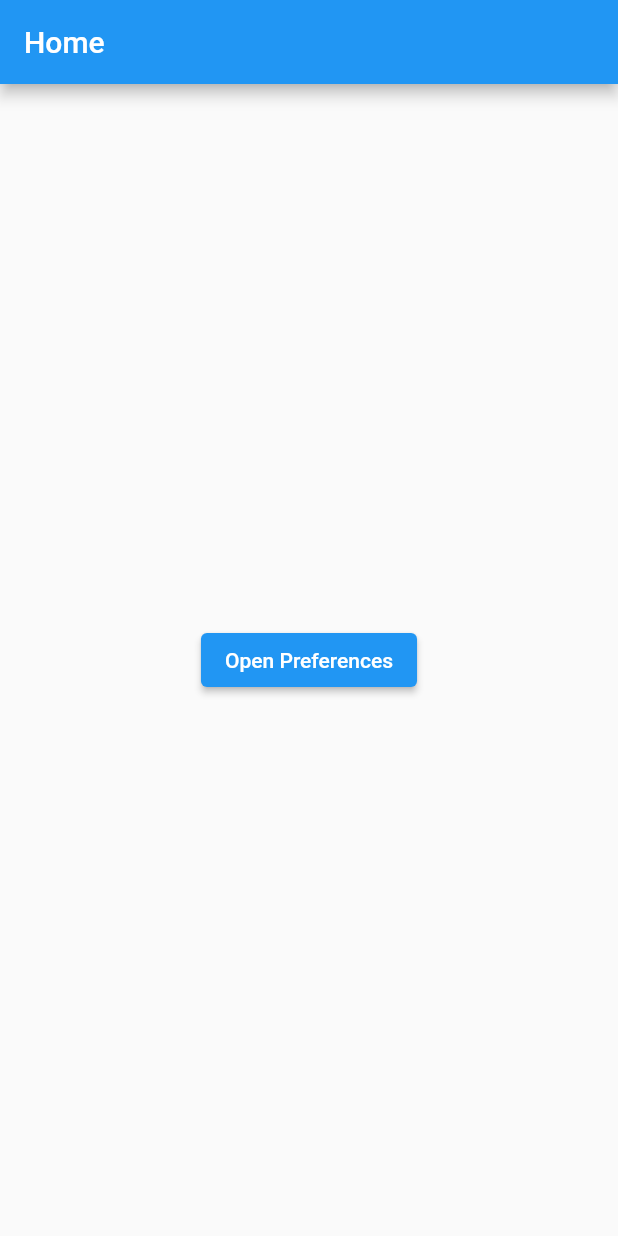
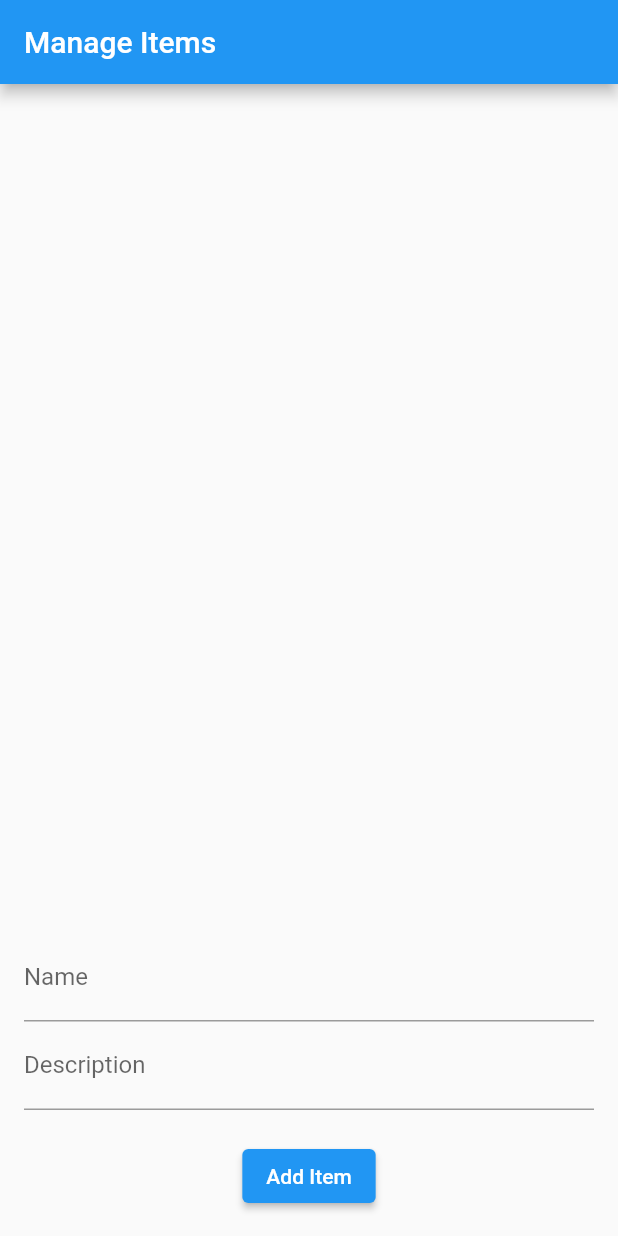
Before and after one commit to MohammadUmer526/flutter_Assigments, a Flutter app: the screen it shows after launch, on a phone screen of 412 x 824 dp. Run offline on Flutter 3.47's test engine with Material 2 defaults, Android fonts, the phone set to English and light mode, and no system bars; our stand-ins replace another_flushbar, dio, shared_preferences, socket_io_client, sqflite; accounts and stored records are empty.

Commit message:
Database task completed

```diff
--- /dev/null
+++ b/lib/database_helper.dart
@@ -0,0 +1,37 @@
+import 'dart:async';
+import 'package:path/path.dart';
+import 'package:sqflite/sqflite.dart';
+
+class DatabaseHelper {
+  static final DatabaseHelper _instance = DatabaseHelper._internal();
+
+  factory DatabaseHelper() => _instance;
+
+  DatabaseHelper._internal();
+
+  static Database? _database;
+
+  Future<Database> get database async {
+    if (_database != null) return _database!;
+
+    _database = await initDatabase();
+    return _database!;
+  }
+
+  Future<Database> initDatabase() async {
+    String path = join(await getDatabasesPath(), 'items_database.db');
+    return await openDatabase(
+      path,
+      version: 1,
+      onCreate: (db, version) async {
+        await db.execute('''
+          CREATE TABLE items (
+            id INTEGER PRIMARY KEY AUTOINCREMENT,
+            name TEXT,
+            description TEXT
+          )
+        ''');
+      },
+    );
+  }
+}
--- /dev/null
+++ b/lib/item_dao.dart
@@ -0,0 +1,35 @@
+import 'package:sqflite/sqflite.dart';
+import 'database_helper.dart';
+import 'item_model.dart';
+
+class ItemDao {
+  final dbHelper = DatabaseHelper();
+
+  Future<int> insertItem(Item item) async {
+    final db = await dbHelper.database;
+    return await db.insert('items', item.toMap());
+  }
+
+  Future<List<Item>> getAllItems() async {
+    final db = await dbHelper.database;
+    final List<Map<String, dynamic>> maps = await db.query('items');
+    return List.generate(maps.length, (index) {
+      return Item(
+        id: maps[index]['id'],
+        name: maps[index]['name'],
+        description: maps[index]['description'],
+      );
+    });
+  }
+
+  Future<int> updateItem(Item item) async {
+    final db = await dbHelper.database;
+    return await db
+        .update('items', item.toMap(), where: 'id = ?', whereArgs: [item.id]);
+  }
+
+  Future<int> deleteItem(int id) async {
+    final db = await dbHelper.database;
+    return await db.delete('items', where: 'id = ?', whereArgs: [id]);
+  }
+}
--- /dev/null
+++ b/lib/item_model.dart
@@ -0,0 +1,11 @@
+class Item {
+  int? id;
+  String name;
+  String description;
+
+  Item({this.id, required this.name, required this.description});
+
+  Map<String, dynamic> toMap() {
+    return {'id': id, 'name': name, 'description': description};
+  }
+}
--- /dev/null
+++ b/lib/item_screen.dart
@@ -0,0 +1,87 @@
+import 'package:flutter/material.dart';
+import 'item_dao.dart';
+import 'item_model.dart';
+
+class ItemScreen extends StatefulWidget {
+  @override
+  _ItemScreenState createState() => _ItemScreenState();
+}
+
+class _ItemScreenState extends State<ItemScreen> {
+  final ItemDao _itemDao = ItemDao();
+  final TextEditingController _nameController = TextEditingController();
+  final TextEditingController _descriptionController = TextEditingController();
+
+  late List<Item> _items = [];
+
+  @override
+  void initState() {
+    super.initState();
+    _loadItems();
+  }
+
+  Future<void> _loadItems() async {
+    _items = await _itemDao.getAllItems();
+    setState(() {});
+  }
+
+  @override
+  Widget build(BuildContext context) {
+    return Scaffold(
+      appBar: AppBar(
+        title: Text('Manage Items'),
+      ),
+      body: Column(
+        children: [
+          Expanded(
+            child: ListView.builder(
+              itemCount: _items.length,
+              itemBuilder: (context, index) {
+                return ListTile(
+                  title: Text(_items[index].name),
+                  subtitle: Text(_items[index].description),
+                  trailing: IconButton(
+                    icon: Icon(Icons.delete),
+                    onPressed: () async {
+                      await _itemDao.deleteItem(_items[index].id!);
+                      _loadItems();
+                    },
+                  ),
+                );
+              },
+            ),
+          ),
+          Padding(
+            padding: const EdgeInsets.all(16.0),
+            child: Column(
+              children: [
+                TextField(
+                  controller: _nameController,
+                  decoration: InputDecoration(labelText: 'Name'),
+                ),
+                TextField(
+                  controller: _descriptionController,
+                  decoration: InputDecoration(labelText: 'Description'),
+                ),
+                SizedBox(height: 20),
+                ElevatedButton(
+                  onPressed: () async {
+                    final newItem = Item(
+                      name: _nameController.text,
+                      description: _descriptionController.text,
+                    );
+                    await _itemDao.insertItem(newItem);
+                    _loadItems();
+                    _nameController.clear();
+                    _descriptionController.clear();
+                  },
+                  child: Text('Add Item'),
+                ),
+              ],
+            ),
+          ),
+        ],
+      ),
+    );
+  }
+}
--- a/lib/main.dart
+++ b/lib/main.dart
@@ -1,5 +1,5 @@
 import 'package:flutter/material.dart';
-import 'preferences_screen.dart';
+import 'item_screen.dart';
 
 void main() {
   runApp(MyApp());
@@ -9,33 +9,11 @@ class MyApp extends StatelessWidget {
   @override
   Widget build(BuildContext context) {
     return MaterialApp(
-      title: 'Preferences App',
+      title: 'SQLite CRUD App',
       theme: ThemeData(
         primarySwatch: Colors.blue,
       ),
-      home: MyHomePage(),
+      home: ItemScreen(),
     );
   }
 }
-
-class MyHomePage extends StatelessWidget {
-  @override
-  Widget build(BuildContext context) {
-    return Scaffold(
-      appBar: AppBar(
-        title: Text('Home'),
-      ),
-      body: Center(
-        child: ElevatedButton(
-          onPressed: () {
-            Navigator.push(
-              context,
-              MaterialPageRoute(builder: (context) => PreferencesScreen()),
-            );
-          },
-          child: Text('Open Preferences'),
-        ),
-      ),
-    );
-  }
-}
--- a/pubspec.yaml
+++ b/pubspec.yaml
@@ -42,6 +42,8 @@ dependencies:
   another_flushbar: ^1.12.29
   socket_io_client: ^2.0.3+1
   shared_preferences: ^2.0.13
+  sqflite: ^2.0.0
+
 
 dev_dependencies:
   flutter_test:
```
Also changed, not shown: pubspec.lock, 1 other file.
